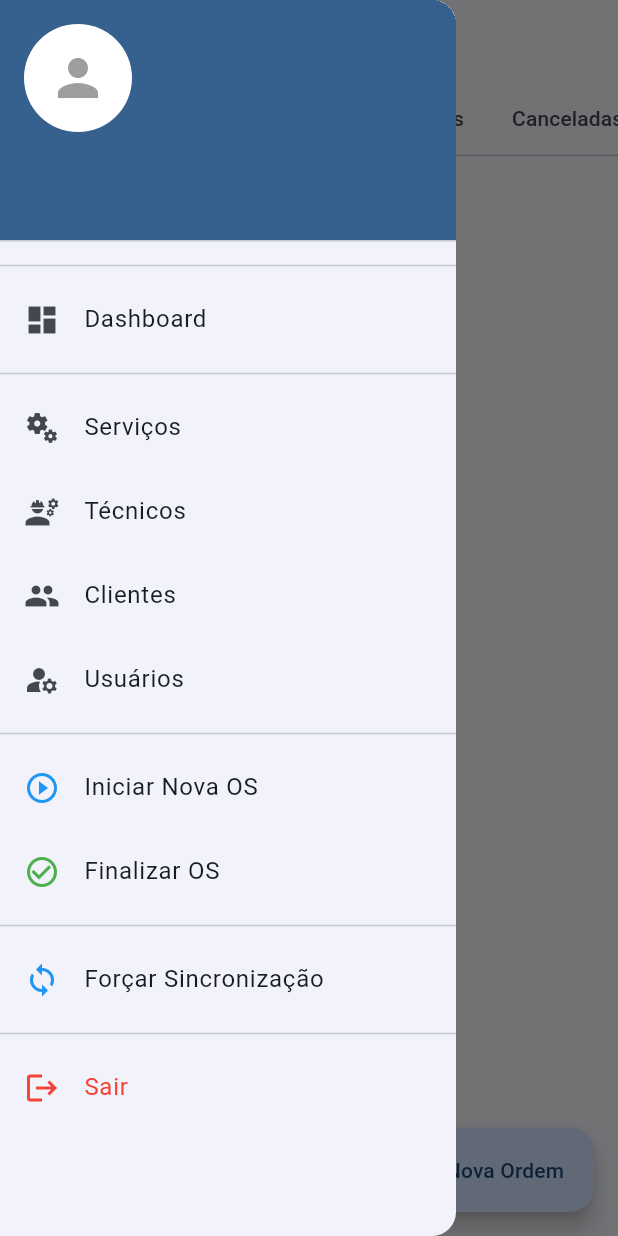
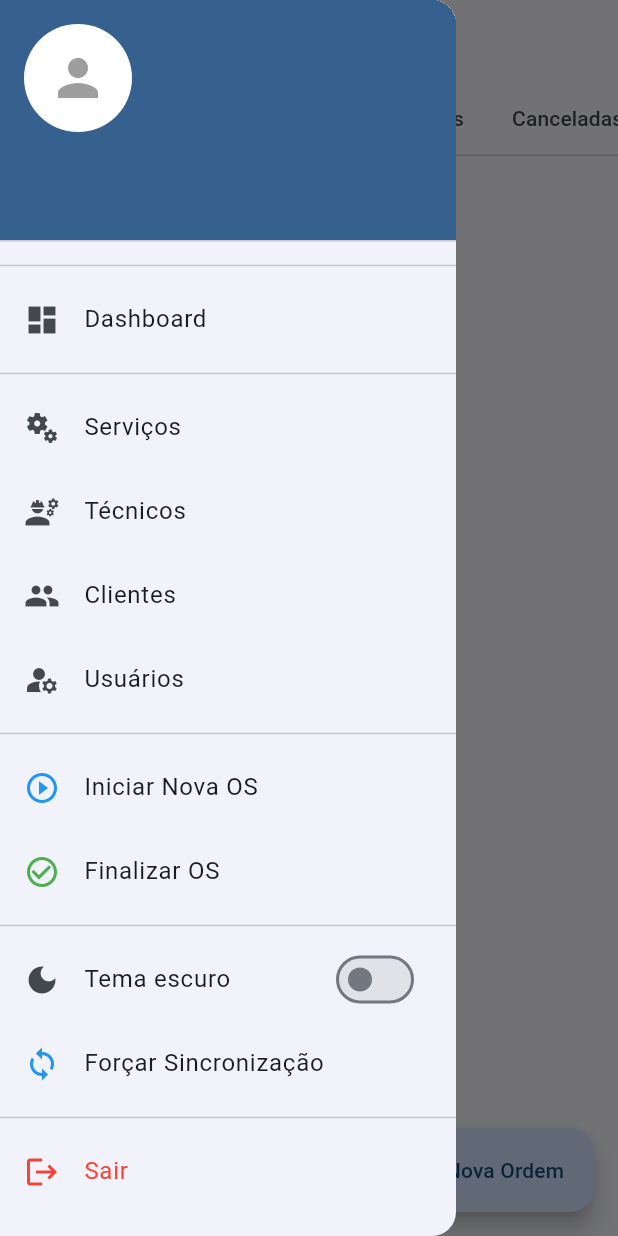
Before and after one commit to Asantana86/atividade_flutter_n2, a Flutter app: the DashboardPage screen opened by its route, with the side drawer open, on a phone screen of 412 x 824 dp. Run offline on Flutter 3.47's test engine with Material 3 defaults, Android fonts, the phone set to English and light mode, and no system bars; our stand-ins replace connectivity_plus, dio, flutter_secure_storage, image_picker, shared_preferences, signature and 2 more; accounts and stored records are empty.

Commit message:
Adiciona suporte a tema escuro no aplicativo

```diff
--- a/lib/app/core/theme/app_theme.dart
+++ b/lib/app/core/theme/app_theme.dart
@@ -12,4 +12,19 @@ class AppTheme {
           foregroundColor: Colors.black87,
         ),
       );
+
+  static ThemeData get dark => ThemeData(
+        brightness: Brightness.dark,
+        useMaterial3: true,
+        colorScheme: ColorScheme.fromSeed(
+          seedColor: Colors.blueGrey,
+          brightness: Brightness.dark,
+        ),
+        appBarTheme: const AppBarTheme(
+          centerTitle: true,
+          elevation: 0,
+          backgroundColor: Colors.transparent,
+          foregroundColor: Colors.white,
+        ),
+      );
 }
--- a/lib/app/modules/dashboard/pages/dashboard_page.dart
+++ b/lib/app/modules/dashboard/pages/dashboard_page.dart
@@ -28,6 +28,8 @@ import '../../../core/controllers/ordem_servico_iniciar_form_controller.dart';
 import '../../ordem_servico/pages/ordem_servico_iniciar_form_page.dart';
 
 import '../../../core/controllers/ordem_servico_finalizar_form_controller.dart';
+import '../../../core/theme/theme_manager.dart';
+import 'package:provider/provider.dart';
 import '../../ordem_servico/pages/ordem_servico_finalizar_form_page.dart';
 
 class DashboardPage extends StatefulWidget {
@@ -243,6 +245,14 @@ class _DashboardPageState extends State<DashboardPage> {
                 },
               ),
               const Divider(),
+              Consumer<ThemeManager>(
+                builder: (context, themeManager, _) => SwitchListTile(
+                  value: themeManager.themeMode == ThemeMode.dark,
+                  onChanged: (v) => themeManager.toggleTheme(v),
+                  title: const Text('Tema escuro'),
+                  secondary: const Icon(Icons.dark_mode),
+                ),
+              ),
               ListTile(
                 leading: const Icon(Icons.sync, color: Colors.blue),
                 title: const Text('Forçar Sincronização'),
--- a/pubspec.yaml
+++ b/pubspec.yaml
@@ -45,6 +45,7 @@ dependencies:
   intl: ^0.20.2
   dio: ^5.9.2
   flutter_secure_storage: ^10.1.0
+  shared_preferences: ^2.1.0
 
 dev_dependencies:
   flutter_test:
```
Also changed, not shown: lib/app/core/theme/theme_manager.dart (added, +46 -0 lines), lib/app/shared/app_widget.dart (+11 -0 lines), pubspec.lock, 1 other file.
